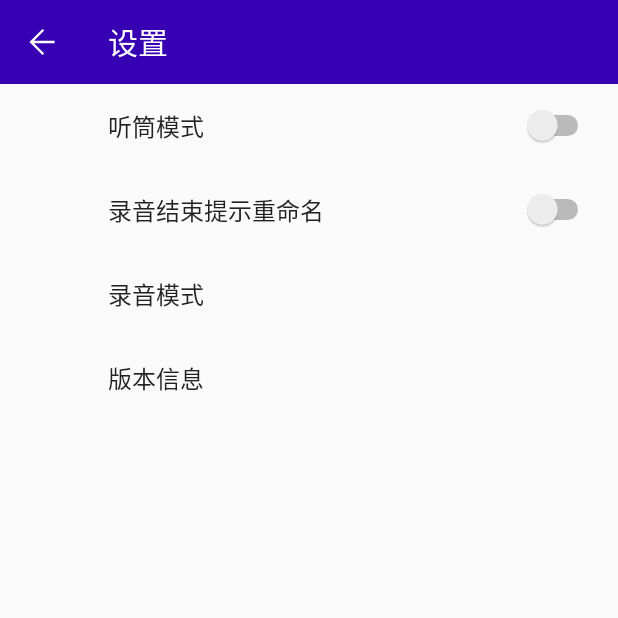
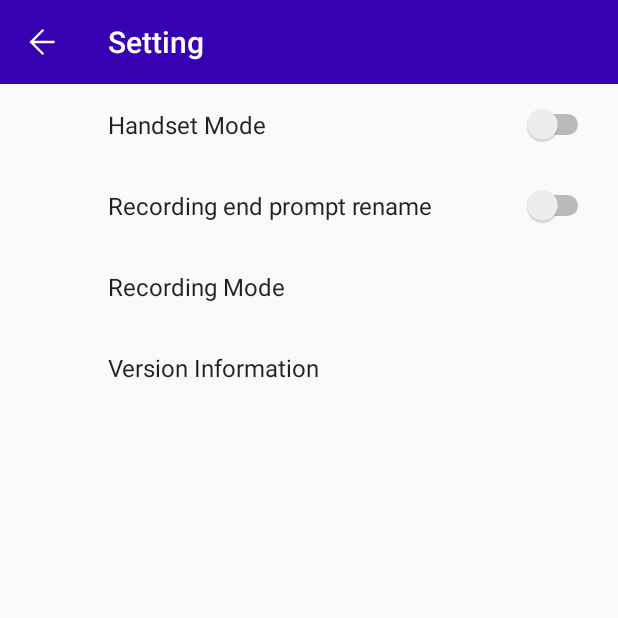
Before and after one commit to lixin20000513/SagerealSoundRecorder, an Android app: the MainActivity screen opened directly, with no data from a screen before it, after a tap on an icon or button, on a phone screen of 412 x 824 dp, the top half of it. Run offline under Robolectric (Android 15) with nearby library versions, the phone set to English and light mode, and no system bars; our stand-ins replace androidx.preference.

Commit message:
添加中英文适配

```diff
--- a/app/src/main/res/values/strings.xml
+++ b/app/src/main/res/values/strings.xml
@@ -1,15 +1,15 @@
 <resources>
-    <string name="app_name">录音机</string>
-    <string name="record_list">录音列表</string>
-    <string name="settings">设置</string>
+    <string name="app_name">Recorder</string>
+    <string name="record_list">Recording List</string>
+    <string name="settings">Setting</string>
     <string name="handset_mode">handset_mode</string>
-    <string name="handset_mode_title">听筒模式</string>
+    <string name="handset_mode_title">Handset Mode</string>
     <string name="prompt_rename">prompt_rename</string>
-    <string name="prompt_rename_title">录音结束提示重命名</string>
+    <string name="prompt_rename_title">Recording end prompt rename</string>
     <string name="recording_format">recording_format</string>
-    <string name="recording_format_title">录音模式</string>
+    <string name="recording_format_title">Recording Mode</string>
     <string name="version_name">version_name</string>
-    <string name="version_name_title">版本信息</string>
+    <string name="version_name_title">Version Information</string>
 
 
     <string name="default_value">AAC</string>
@@ -18,5 +18,5 @@
         <item>MP3</item>
         <item>WAV</item>
     </array>
-    <string name="get_version_name_fail">获取版本号失败</string>
+    <string name="get_version_name_fail">Failed to get version number</string>
 </resources>
```
Also changed, not shown: 1 other file.
